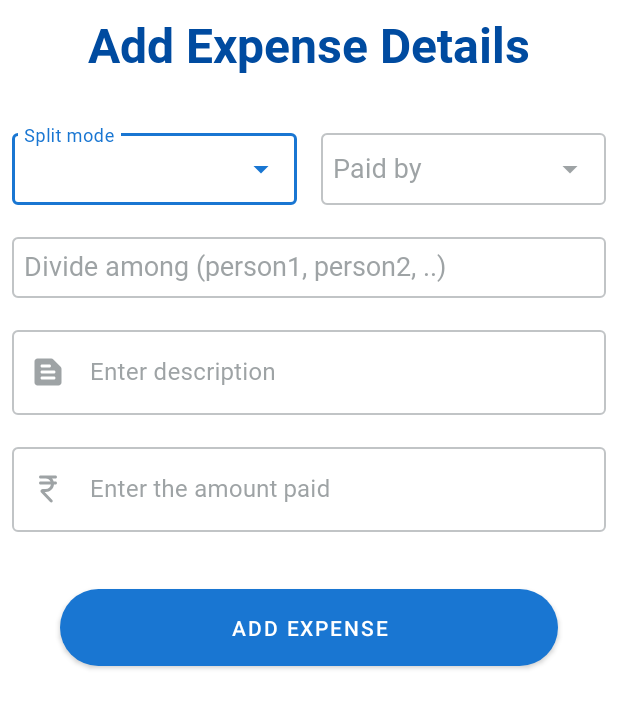
After one commit to iamdsr/Travel, an Android app: the fragment AddExpenseFragment shown on its own in the app's theme, on a phone screen of 412 x 824 dp. The commit adds this screen. Shown: the top 708 px of the screen. Run offline under Robolectric (Android 15) with nearby library versions, the phone set to English and light mode, and no system bars.

Commit message:
added layout to add expemse added ExpenseModel.kt added icons

```diff
--- /dev/null
+++ b/app/src/main/java/com/iamdsr/travel/calculateExpenses/AddExpenseFragment.kt
@@ -0,0 +1,18 @@
+package com.iamdsr.travel.calculateExpenses
+
+import android.os.Bundle
+import androidx.fragment.app.Fragment
+import android.view.LayoutInflater
+import android.view.View
+import android.view.ViewGroup
+import com.iamdsr.travel.R
+
+
+class AddExpenseFragment : Fragment() {
+
+
+    override fun onCreateView(inflater: LayoutInflater, container: ViewGroup?, savedInstanceState: Bundle?): View? {
+        return inflater.inflate(R.layout.fragment_add_expense, container, false)
+    }
+
+}
--- /dev/null
+++ b/app/src/main/res/drawable/ic_round_currency_rupee.xml
@@ -0,0 +1,10 @@
+<vector xmlns:android="http://schemas.android.com/apk/res/android"
+    android:width="24dp"
+    android:height="24dp"
+    android:viewportWidth="24"
+    android:viewportHeight="24"
+    android:tint="?attr/colorControlNormal">
+  <path
+      android:fillColor="@android:color/white"
+      android:pathData="M10.5,14H9.77l5.1,5.31c0.61,0.64 0.16,1.69 -0.72,1.69c-0.27,0 -0.53,-0.11 -0.72,-0.31L7.4,14.41C7.14,14.15 7,13.79 7,13.43C7,12.64 7.64,12 8.43,12h2.07c1.76,0 3.22,-1.3 3.46,-3L7,9C6.45,9 6,8.55 6,8s0.45,-1 1,-1l6.66,0C13.1,5.82 11.9,5 10.5,5L7,5C6.45,5 6,4.55 6,4s0.45,-1 1,-1h10c0.55,0 1,0.45 1,1s-0.45,1 -1,1l-2.26,0c0.48,0.58 0.84,1.26 1.05,2L17,7c0.55,0 1,0.45 1,1s-0.45,1 -1,1l-1.02,0C15.72,11.8 13.36,14 10.5,14z"/>
+</vector>
--- /dev/null
+++ b/app/src/main/res/drawable/ic_round_text_snippet.xml
@@ -0,0 +1,11 @@
+<vector xmlns:android="http://schemas.android.com/apk/res/android"
+    android:width="24dp"
+    android:height="24dp"
+    android:viewportWidth="24"
+    android:viewportHeight="24"
+    android:tint="?attr/colorControlNormal"
+    android:autoMirrored="true">
+  <path
+      android:fillColor="@android:color/white"
+      android:pathData="M14.17,3H5C3.9,3 3,3.9 3,5v14c0,1.1 0.9,2 2,2h14c1.1,0 2,-0.9 2,-2V9.83c0,-0.53 -0.21,-1.04 -0.59,-1.41l-4.83,-4.83C15.21,3.21 14.7,3 14.17,3L14.17,3zM8,15h8c0.55,0 1,0.45 1,1v0c0,0.55 -0.45,1 -1,1H8c-0.55,0 -1,-0.45 -1,-1v0C7,15.45 7.45,15 8,15zM8,11h8c0.55,0 1,0.45 1,1v0c0,0.55 -0.45,1 -1,1H8c-0.55,0 -1,-0.45 -1,-1v0C7,11.45 7.45,11 8,11zM8,7h5c0.55,0 1,0.45 1,1v0c0,0.55 -0.45,1 -1,1H8C7.45,9 7,8.55 7,8v0C7,7.45 7.45,7 8,7z"/>
+</vector>
--- /dev/null
+++ b/app/src/main/res/layout/fragment_add_expense.xml
@@ -0,0 +1,163 @@
+<?xml version="1.0" encoding="utf-8"?>
+<androidx.constraintlayout.widget.ConstraintLayout xmlns:android="http://schemas.android.com/apk/res/android"
+    xmlns:tools="http://schemas.android.com/tools"
+    android:layout_width="match_parent"
+    android:layout_height="match_parent"
+    xmlns:app="http://schemas.android.com/apk/res-auto"
+    android:padding="8dp"
+    tools:context=".calculateExpenses.AddExpenseFragment">
+
+    <TextView
+        android:id="@+id/textView6"
+        android:layout_width="match_parent"
+        android:layout_height="wrap_content"
+        android:fontFamily="@font/roboto_bold"
+        android:gravity="center"
+        android:text="Add Expense Details"
+        android:textSize="32sp"
+        android:textColor="@color/primary_day_night"
+        app:layout_constraintEnd_toEndOf="parent"
+        app:layout_constraintStart_toStartOf="parent"
+        app:layout_constraintTop_toTopOf="parent" />
+
+    <LinearLayout
+        android:id="@+id/linearLayout7"
+        android:layout_width="match_parent"
+        android:layout_height="wrap_content"
+        android:orientation="horizontal"
+        android:weightSum="4"
+        android:layout_marginTop="32dp"
+        app:layout_constraintEnd_toEndOf="parent"
+        app:layout_constraintStart_toStartOf="parent"
+        app:layout_constraintTop_toBottomOf="@+id/textView6">
+
+        <com.google.android.material.textfield.TextInputLayout
+            style="@style/Widget.MaterialComponents.TextInputLayout.OutlinedBox"
+            android:layout_width="0dp"
+            android:layout_height="wrap_content"
+            android:layout_gravity="center_vertical"
+            android:layout_marginEnd="8dp"
+            android:layout_weight="2"
+            android:gravity="center_vertical"
+            android:hint="Split mode"
+            app:endIconMode="dropdown_menu">
+
+            <com.google.android.material.textfield.MaterialAutoCompleteTextView
+                android:id="@+id/split_mode"
+                android:layout_width="match_parent"
+                android:layout_height="match_parent"
+                android:layout_gravity="center_vertical"
+                android:fontFamily="@font/roboto_regular"
+                android:gravity="center_vertical"
+                android:padding="8dp" />
+        </com.google.android.material.textfield.TextInputLayout>
+
+        <com.google.android.material.textfield.TextInputLayout
+            style="@style/Widget.MaterialComponents.TextInputLayout.OutlinedBox"
+            android:layout_width="0dp"
+            android:layout_height="wrap_content"
+            android:layout_gravity="center_vertical"
+            android:layout_marginStart="8dp"
+            android:layout_weight="2"
+            android:gravity="center_vertical"
+            android:hint="Paid by"
+            app:endIconMode="dropdown_menu">
+
+            <com.google.android.material.textfield.MaterialAutoCompleteTextView
+                android:id="@+id/paid_by"
+                android:layout_width="match_parent"
+                android:layout_height="match_parent"
+                android:layout_gravity="center_vertical"
+                android:fontFamily="@font/roboto_regular"
+                android:gravity="center_vertical"
+                android:padding="8dp" />
+        </com.google.android.material.textfield.TextInputLayout>
+
+    </LinearLayout>
+
+    <com.google.android.material.textfield.TextInputLayout
+        android:id="@+id/textInputLayout2"
+        style="@style/Widget.MaterialComponents.TextInputLayout.OutlinedBox"
+        android:layout_width="match_parent"
+        android:layout_height="wrap_content"
+        android:layout_gravity="center_vertical"
+        android:gravity="center_vertical"
+        android:layout_marginTop="16dp"
+        android:hint="Divide among (person1, person2, ..)"
+        app:layout_constraintEnd_toEndOf="parent"
+        app:layout_constraintStart_toStartOf="parent"
+        app:layout_constraintTop_toBottomOf="@+id/linearLayout7">
+
+        <MultiAutoCompleteTextView
+            android:id="@+id/divide_among"
+            android:layout_width="match_parent"
+            android:layout_height="match_parent"
+            android:layout_gravity="center_vertical"
+            android:fontFamily="@font/roboto_regular"
+            android:gravity="center_vertical"
+            android:padding="8dp" />
+    </com.google.android.material.textfield.TextInputLayout>
+
+    <LinearLayout
+        android:id="@+id/linearLayout8"
+        android:layout_width="match_parent"
+        android:layout_height="wrap_content"
+        android:layout_marginTop="16dp"
+        android:orientation="vertical"
+        app:layout_constraintEnd_toEndOf="parent"
+        app:layout_constraintStart_toStartOf="parent"
+        app:layout_constraintTop_toBottomOf="@+id/textInputLayout2">
+
+        <com.google.android.material.textfield.TextInputLayout
+            style="@style/Widget.MaterialComponents.TextInputLayout.OutlinedBox"
+            android:layout_width="match_parent"
+            android:layout_height="wrap_content"
+            android:hint="Enter description"
+            app:endIconMode="clear_text"
+            app:startIconDrawable="@drawable/ic_round_text_snippet">
+
+            <com.google.android.material.textfield.TextInputEditText
+                android:id="@+id/expense_desc"
+                android:layout_width="match_parent"
+                android:layout_height="match_parent"
+                android:fontFamily="@font/roboto_regular"
+                android:inputType="text"
+                android:maxLines="1" />
+        </com.google.android.material.textfield.TextInputLayout>
+
+        <com.google.android.material.textfield.TextInputLayout
+            style="@style/Widget.MaterialComponents.TextInputLayout.OutlinedBox"
+            android:layout_width="match_parent"
+            android:layout_height="wrap_content"
+            android:layout_marginTop="16dp"
+            android:hint="Enter the amount paid"
+            app:endIconMode="clear_text"
+            app:startIconDrawable="@drawable/ic_round_currency_rupee">
+
+            <com.google.android.material.textfield.TextInputEditText
+                android:id="@+id/expense_amount"
+                android:layout_width="match_parent"
+                android:layout_height="match_parent"
+                android:fontFamily="@font/roboto_regular"
+                android:inputType="text"
+                android:maxLines="1" />
+        </com.google.android.material.textfield.TextInputLayout>
+
+    </LinearLayout>
+
+    <Button
+        android:id="@+id/add_expense"
+        android:layout_width="match_parent"
+        android:layout_height="wrap_content"
+        android:layout_margin="32dp"
+        android:padding="16dp"
+        android:text="Add Expense"
+        app:cornerRadius="32dp"
+        app:layout_constraintBottom_toBottomOf="parent"
+        app:layout_constraintEnd_toEndOf="parent"
+        app:layout_constraintStart_toStartOf="parent"
+        app:layout_constraintTop_toBottomOf="@+id/linearLayout8"
+        app:layout_constraintVertical_bias="0.0" />
+
+
+</androidx.constraintlayout.widget.ConstraintLayout>
--- a/app/src/main/res/layout/fragment_calculate_expense.xml
+++ b/app/src/main/res/layout/fragment_calculate_expense.xml
@@ -3,6 +3,7 @@
     xmlns:android="http://schemas.android.com/apk/res/android"
     xmlns:app="http://schemas.android.com/apk/res-auto"
     xmlns:tools="http://schemas.android.com/tools"
+    android:id="@+id/layout"
     android:layout_width="match_parent"
     android:layout_height="match_parent"
     tools:context=".calculateExpenses.CalculateExpenseFragment">
```
Also changed, not shown: app/src/main/java/com/iamdsr/travel/calculateExpenses/SearchMemberFragment.kt (+13 -2 lines), app/src/main/java/com/iamdsr/travel/models/ExpenseModel.kt (added, +26 -0 lines), app/src/main/res/drawable/gray_bottom_border_bg.xml (added, +13 -0 lines), app/src/main/res/layout/fragment_search_member.xml (+6 -5 lines), app/src/main/res/layout/layout_expense_item.xml (added, +84 -0 lines).
